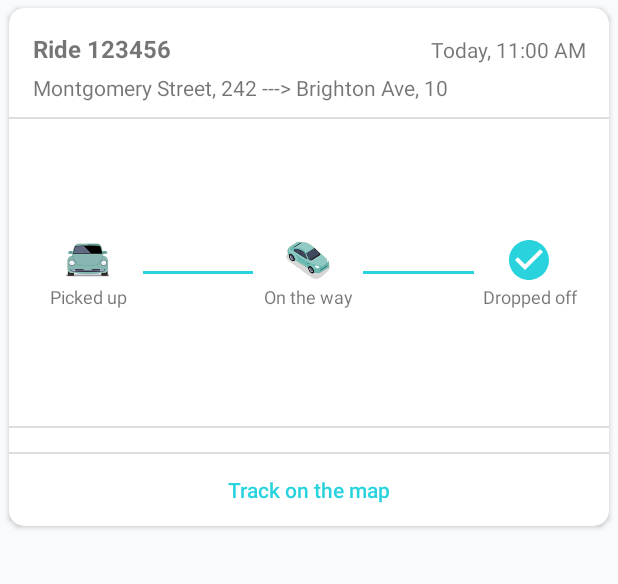
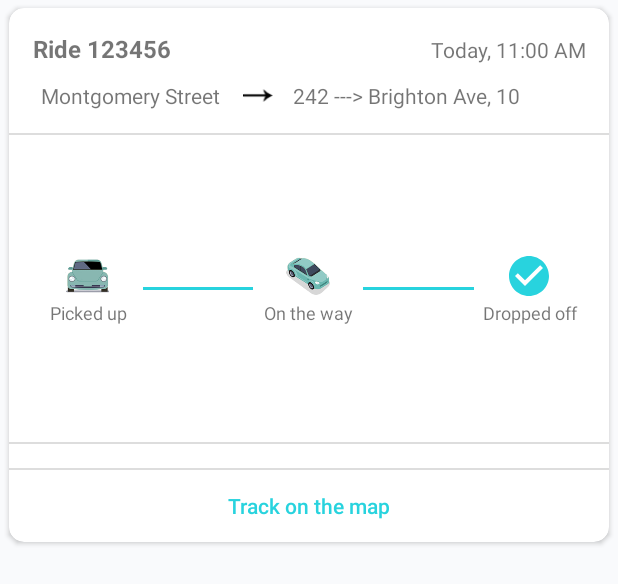
Before and after one commit to albertpinhasov/SpectraDriveParentsAndroid3.0, an Android app: the layout fragment_rides.xml on its own in the app's theme, with its tools: preview values and no code run, on a phone screen of 412 x 824 dp. Shown: the top 584 px of the screen. Run offline under Robolectric (Android 15) with nearby library versions, the phone set to English and light mode, and no system bars; network calls fail.

Commit message:
Completed the trello tickets

```diff
--- a/app/src/main/AndroidManifest.xml
+++ b/app/src/main/AndroidManifest.xml
@@ -5,7 +5,7 @@
     <uses-permission android:name="android.permission.INTERNET" />
     <uses-permission android:name="android.permission.READ_EXTERNAL_STORAGE" />
     <uses-permission android:name="android.permission.WRITE_EXTERNAL_STORAGE" />
-
+<uses-permission android:name="android.permission.SEND_SMS"/>
     <!--
          The ACCESS_COARSE/FINE_LOCATION permissions are not required to use
          Google Maps Android API v2, but you must specify either coarse or fine
--- a/app/src/main/java/com/spectraparent/Activities/AddChild/AboutChildFragment.java
+++ b/app/src/main/java/com/spectraparent/Activities/AddChild/AboutChildFragment.java
@@ -76,8 +76,10 @@ public class AboutChildFragment extends Fragment {
     public void onViewCreated(@NonNull View view, @Nullable Bundle savedInstanceState) {
         super.onViewCreated(view, savedInstanceState);
         ButterKnife.bind(this, view);
-        mChild = (Child) getArguments().getSerializable("child");
-        from = getArguments().getString("from");
+        if (getArguments() != null) {
+            mChild = (Child) getArguments().getSerializable("child");
+            from = getArguments().getString("from");
+        }
 
     }
 
--- a/app/src/main/java/com/spectraparent/Activities/AddTrustedPerson/AddAPersonFragment.java
+++ b/app/src/main/java/com/spectraparent/Activities/AddTrustedPerson/AddAPersonFragment.java
@@ -122,6 +122,8 @@ public class AddAPersonFragment extends Fragment {
             }
         });
         if (from.equals("edit_profile")) {
+            mPhoneNo.setEnabled(false);
+            mEmail.setEnabled(false);
             tvDob.setVisibility(View.GONE);
             mDob.setVisibility(View.GONE);
             UserModel userModel = LocalStorage.getStudent();
@@ -202,6 +204,7 @@ public class AddAPersonFragment extends Fragment {
                     }.getType();
 
                     WebAPIResponseModel<UserModel> student = new Gson().fromJson(response, listType);
+                    System.out.println("Response " + WebApi.UpdateProfileUrl + "======>" + response);
 
                     mBtnNext.revertAnimation();
 
--- a/app/src/main/java/com/spectraparent/Activities/UpdateLocationActivity.java
+++ b/app/src/main/java/com/spectraparent/Activities/UpdateLocationActivity.java
@@ -344,7 +344,7 @@ public class UpdateLocationActivity extends BaseActivity implements OnMapReadyCa
                         LocalStorage.storeStudent(mUser);
 
                         DialogsHelper.showAlert(mSelf, "Success", "Location updated", "Ok", null, PromptDialog.DIALOG_TYPE_SUCCESS);
-
+                        finish();
                     } else {
                         DialogsHelper.showAlert(mSelf, "Server error", student.getMessage(), "Ok", null, PromptDialog.DIALOG_TYPE_WRONG);
                     }
--- a/app/src/main/res/layout/fragment_add_aperson.xml
+++ b/app/src/main/res/layout/fragment_add_aperson.xml
@@ -76,7 +76,7 @@
             android:layout_width="match_parent"
             android:layout_height="wrap_content"
             android:inputType="number"
-            android:hint="0000000000"
+            android:hint="000 000 0000"
 
             />
 
--- a/app/src/main/res/layout/fragment_profile.xml
+++ b/app/src/main/res/layout/fragment_profile.xml
@@ -180,8 +180,8 @@
 
                         <TextView
                             android:id="@+id/txtEmail"
-                            android:layout_width="wrap_content"
-                            android:layout_height="match_parent"
+                            android:layout_width="match_parent"
+                            android:layout_height="wrap_content"
                             android:layout_gravity="right"
                             android:gravity="center_vertical"
                             android:padding="10dp" />
--- a/app/src/main/res/layout/fragment_rides.xml
+++ b/app/src/main/res/layout/fragment_rides.xml
@@ -51,16 +51,35 @@
             <LinearLayout
                 android:layout_width="match_parent"
                 android:layout_height="wrap_content"
+                android:layout_gravity="center_vertical"
                 android:layout_marginLeft="16dp"
                 android:layout_marginRight="16dp"
                 android:layout_marginBottom="10dp"
                 android:orientation="horizontal">
 
                 <TextView
-                    android:id="@+id/txtAddress"
-                    android:layout_width="match_parent"
+                    android:id="@+id/txtPickup"
+                    android:layout_width="wrap_content"
                     android:layout_height="wrap_content"
-                    android:text="Montgomery Street, 242 ---> Brighton Ave, 10" />
+                    android:layout_gravity="center_vertical"
+                    android:layout_margin="5dp"
+
+                    android:text="Montgomery Street" />
+
+                <ImageView
+                    android:layout_width="20dp"
+                    android:layout_height="wrap_content"
+                    android:layout_gravity="center_vertical"
+                    android:layout_marginLeft="10sp"
+                    android:layout_marginRight="10sp"
+                    android:background="@drawable/arrow" />
+
+                <TextView
+                    android:id="@+id/txtDrop"
+                    android:layout_width="wrap_content"
+                    android:layout_height="wrap_content"
+                    android:layout_gravity="center_vertical"
+                    android:text=" 242 ---> Brighton Ave, 10" />
 
             </LinearLayout>
 
@@ -173,13 +192,13 @@
 
                 <android.support.v7.widget.RecyclerView
                     android:id="@+id/rvImages"
-                    android:visibility="visible"
+                    android:layout_width="wrap_content"
+                    android:layout_height="match_parent"
                     android:layout_marginLeft="16dp"
                     android:layout_marginTop="8dp"
                     android:layout_marginRight="16dp"
                     android:layout_marginBottom="8dp"
-                    android:layout_width="wrap_content"
-                    android:layout_height="match_parent">
+                    android:visibility="visible">
 
                 </android.support.v7.widget.RecyclerView>
 
```
Also changed, not shown: app/src/main/java/com/spectraparent/Activities/AddChild/ChildNeedsFragment.java (+38 -2 lines), app/src/main/java/com/spectraparent/Activities/InviteFriendsActivity.java (+17 -7 lines), app/src/main/java/com/spectraparent/Activities/RegisterActivity.java (+21 -13 lines), app/src/main/java/com/spectraparent/Fragments/MyRidesRecyclerViewAdapter.java (+5 -3 lines), app/src/main/res/drawable-hdpi/arrow.png (added), app/src/main/res/drawable-mdpi/arrow.png (added), app/src/main/res/drawable-xhdpi/arrow.png (added), app/src/main/res/drawable-xxhdpi/arrow.png (added), app/src/main/res/drawable-xxxhdpi/arrow.png (added).
